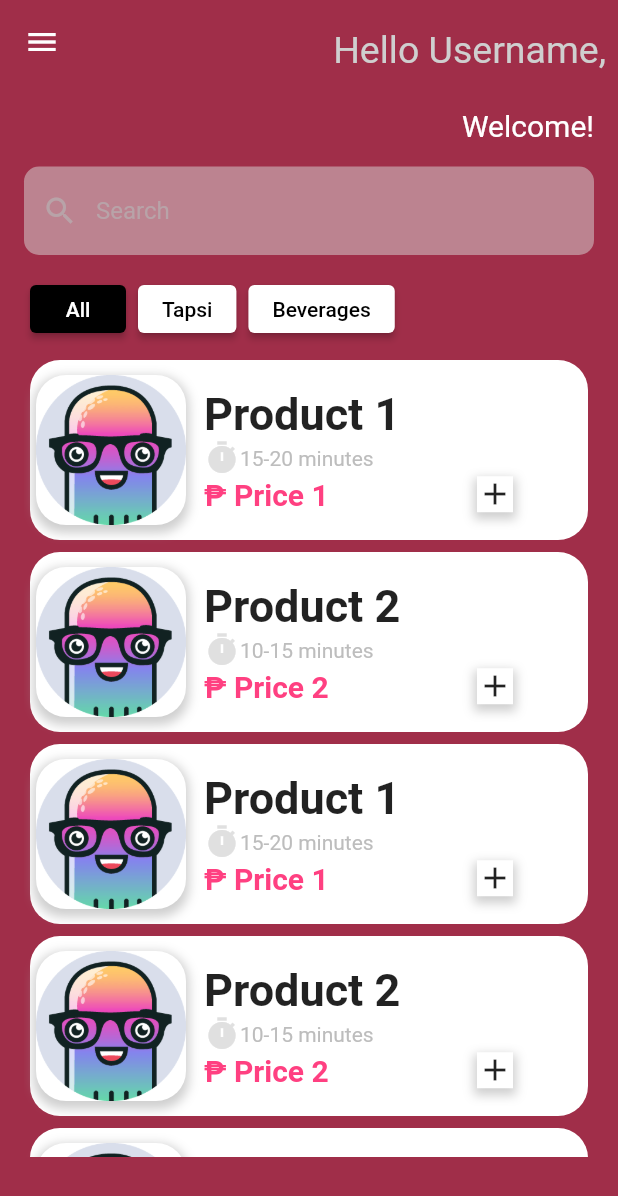
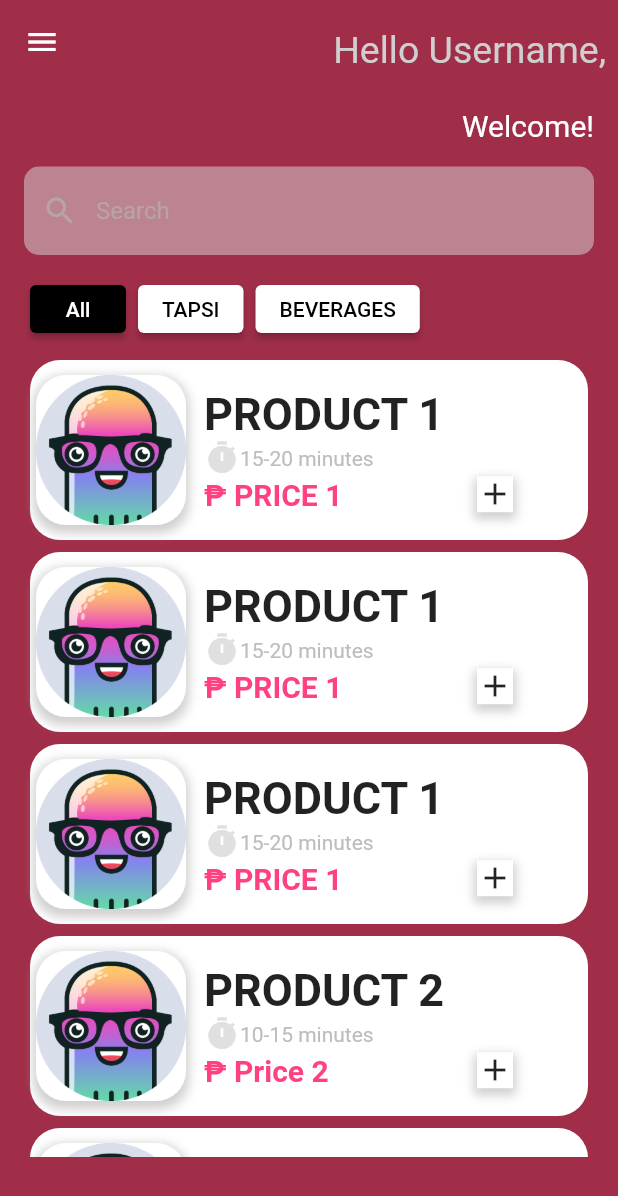
Before and after one commit to Wiyam12/tapsiman-customer-side, a Flutter app: the HomePage screen opened directly, on a phone screen of 412 x 824 dp. Shown: the top 1196 px of the screen. Run offline on Flutter 3.47's test engine with Material 2 defaults, Android fonts, the phone set to English and light mode, and no system bars; our stand-ins replace flip_card, flutter_svg.

Commit message:
new home page

```diff
--- a/lib/pages/home.dart
+++ b/lib/pages/home.dart
@@ -13,27 +13,101 @@ class _HomePageState extends State<HomePage> {
   bool first = true;
   String username = 'Username';
   List<String> buttonLabels = [
-    'Tapsi',
-    'Beverages',
+    'TAPSI',
+    'BEVERAGES',
   ];
   List<List<dynamic>> menu = [
-    ['Product 1', 'Price 1', '15-20 minutes', AssetImage('images/ambot.png')],
-    ['Product 2', 'Price 2', '10-15 minutes', AssetImage('images/ambot.png')],
-    ['Product 1', 'Price 1', '15-20 minutes', AssetImage('images/ambot.png')],
-    ['Product 2', 'Price 2', '10-15 minutes', AssetImage('images/ambot.png')],
-    ['Product 1', 'Price 1', '15-20 minutes', AssetImage('images/ambot.png')],
-    ['Product 2', 'Price 2', '10-15 minutes', AssetImage('images/ambot.png')],
-    ['Product 1', 'Price 1', '15-20 minutes', AssetImage('images/ambot.png')],
-    ['Product 2', 'Price 2', '10-15 minutes', AssetImage('images/ambot.png')],
-    ['Product 1', 'Price 1', '15-20 minutes', AssetImage('images/ambot.png')],
-    ['Product 2', 'Price 2', '10-15 minutes', AssetImage('images/ambot.png')],
-    ['Product 1', 'Price 1', '15-20 minutes', AssetImage('images/ambot.png')],
-    ['Product 2', 'Price 2', '10-15 minutes', AssetImage('images/ambot.png')],
+    [
+      'PRODUCT 1',
+      'PRICE 1',
+      'TAPSI',
+      '15-20 minutes',
+      AssetImage('images/ambot.png')
+    ],
+    [
+      'PRODUCT 2',
+      'Price 2',
+      'BEVERAGES',
+      '10-15 minutes',
+      AssetImage('images/ambot.png')
+    ],
+    [
+      'PRODUCT 1',
+      'PRICE 1',
+      'TAPSI',
+      '15-20 minutes',
+      AssetImage('images/ambot.png')
+    ],
+    [
+      'PRODUCT 2',
+      'Price 2',
+      'BEVERAGES',
+      '10-15 minutes',
+      AssetImage('images/ambot.png')
+    ],
+    [
+      'PRODUCT 1',
+      'PRICE 1',
+      'TAPSI',
+      '15-20 minutes',
+      AssetImage('images/ambot.png')
+    ],
+    [
+      'PRODUCT 2',
+      'Price 2',
+      'TAPSI',
+      '10-15 minutes',
+      AssetImage('images/ambot.png')
+    ],
+    [
+      'PRODUCT 1',
+      'PRICE 1',
+      'TAPSI',
+      '15-20 minutes',
+      AssetImage('images/ambot.png')
+    ],
+    [
+      'PRODUCT 2',
+      'Price 2',
+      'BEVERAGES',
+      '10-15 minutes',
+      AssetImage('images/ambot.png')
+    ],
+    [
+      'PRODUCT 1',
+      'PRICE 1',
+      'BEVERAGES',
+      '15-20 minutes',
+      AssetImage('images/ambot.png')
+    ],
+    [
+      'PRODUCT 2',
+      'Price 2',
+      'BEVERAGES',
+      '10-15 minutes',
+      AssetImage('images/ambot.png')
+    ],
+    [
+      'PRODUCT 1',
+      'PRICE 1',
+      'BEVERAGES',
+      '15-20 minutes',
+      AssetImage('images/ambot.png')
+    ],
+    [
+      'PRODUCT 2',
+      'Price 2',
+      'BEVERAGES',
+      '10-15 minutes',
+      AssetImage('images/ambot.png')
+    ],
 
     // ['Product 3', 'Price 3', 'Details 3', AssetImage('images/ambot.png')],
   ];
   // Labels for the buttons
   int selectedIndex = 0; // Track the index of the selected button
+  String search = '';
+  String selectedGroup = 'TAPSI';
   @override
   Widget build(BuildContext context) {
     if (first) {
@@ -41,6 +115,11 @@ class _HomePageState extends State<HomePage> {
       buttonLabels.insert(0, 'All');
     }
 
+    List<List<dynamic>> filteredMenu = menu
+        .where((item) => search != ''
+            ? item[0].contains(search)
+            : (selectedGroup == 'All' || item[2] == selectedGroup))
+        .toList();
     return Scaffold(
       appBar: AppBar(
         elevation: 0.0,
@@ -98,6 +177,12 @@ class _HomePageState extends State<HomePage> {
                       borderSide: BorderSide.none,
                     ),
                   ),
+                  onChanged: (value) {
+                    // String upperValue = value.toUpperCase();
+                    setState(() {
+                      search = value.toUpperCase();
+                    });
+                  },
                 ),
                 SizedBox(height: 16.0),
                 SizedBox(
@@ -117,6 +202,7 @@ class _HomePageState extends State<HomePage> {
                         child: ElevatedButton(
                           onPressed: () {
                             setState(() {
+                              selectedGroup = buttonLabels[index];
                               selectedIndex = index;
                             });
                           },
@@ -140,12 +226,12 @@ class _HomePageState extends State<HomePage> {
                   height: MediaQuery.of(context).size.height * 0.65,
                   child: ListView.builder(
                     scrollDirection: Axis.vertical,
-                    itemCount: menu.length,
+                    itemCount: filteredMenu.length,
                     itemBuilder: (context, index) {
-                      String productName = menu[index][0];
-                      String price = menu[index][1];
-                      String details = menu[index][2];
-                      AssetImage image = menu[index][3];
+                      String productName = filteredMenu[index][0];
+                      String price = filteredMenu[index][1];
+                      String details = filteredMenu[index][3];
+                      AssetImage image = filteredMenu[index][4];
 
                       return GestureDetector(
                         onTap: () {
```
